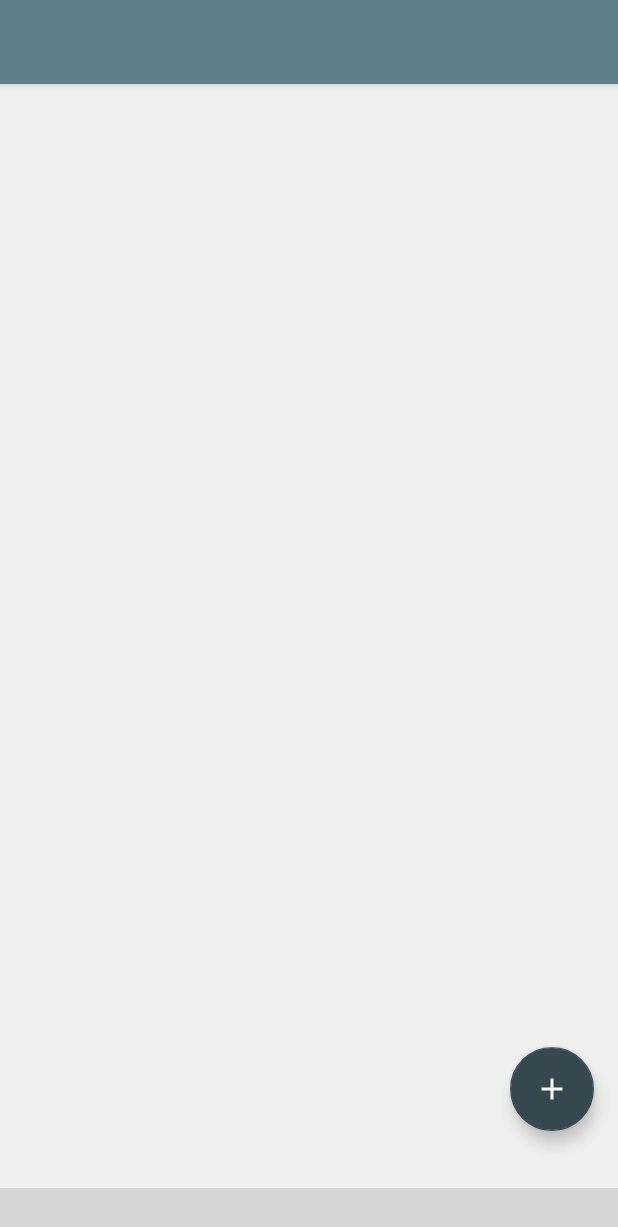
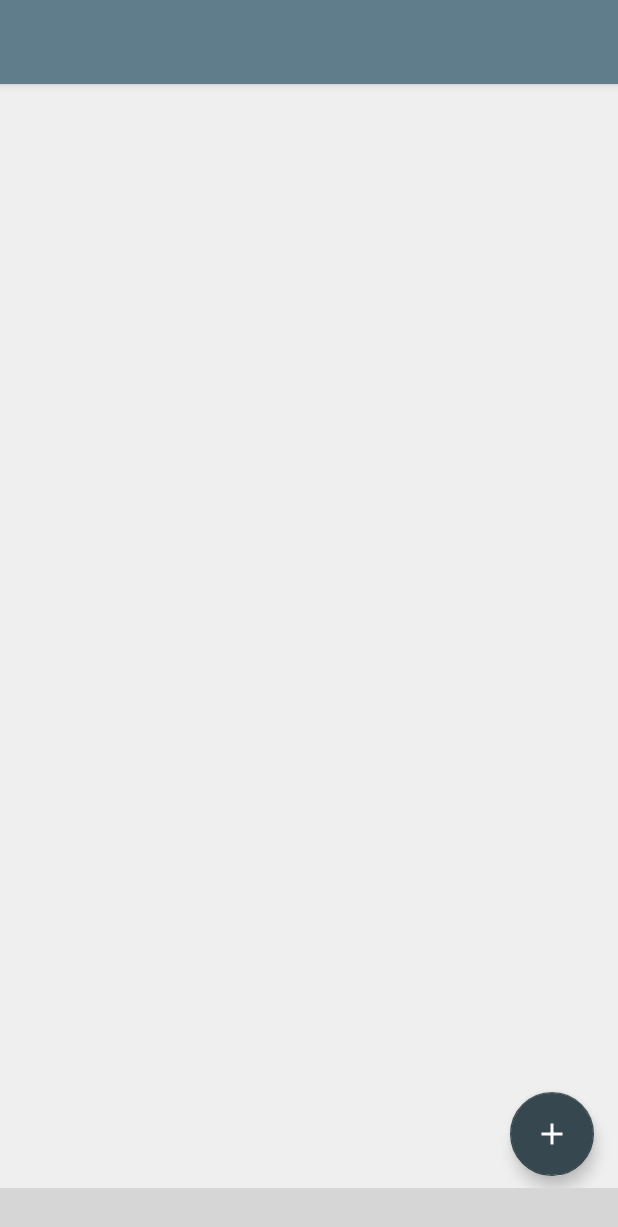
Before and after one commit to Federix93/FReadom-APP, an Android app: the layout activity_home_page.xml on its own in the app's theme, with its tools: preview values and no code run, on a phone screen of 412 x 824 dp. Shown: the top 1227 px of the screen. Run offline under Robolectric (Android 15) with nearby library versions, the light colour scheme and no system bars; plain views replace AHBottomNavigation; grey boxes are pictures that could not be loaded.

Commit message:
Pin bottom navigation bar to the bottom of the screen and fix other layouts accordingly

```diff
--- a/app/src/main/java/com/example/android/lab1/HomePage.java
+++ b/app/src/main/java/com/example/android/lab1/HomePage.java
@@ -57,8 +57,6 @@ public class HomePage extends AppCompatActivity {
                 Toast.makeText(HomePage.this, "Function not implemented", Toast.LENGTH_SHORT).show();
             }
         });
-
-        mBottomNavigation.manageFloatingActionButtonBehavior(mFAB);
 
         final FragmentManager fragmentManager = getSupportFragmentManager();
 
--- a/app/src/main/res/layout-land/fragment_profile.xml
+++ b/app/src/main/res/layout-land/fragment_profile.xml
@@ -179,13 +179,6 @@
                                 android:hint="@string/address_text" />
                         </android.support.design.widget.TextInputLayout>
                     </LinearLayout>
-
-                    <LinearLayout
-                        android:layout_width="match_parent"
-                        android:layout_height="50dp"
-                        android:layout_marginTop="@dimen/margin_profile_fields"
-                        android:orientation="horizontal">
-                    </LinearLayout>
                 </LinearLayout>
             </LinearLayout>
         </ScrollView>
--- a/app/src/main/res/layout/activity_home_page.xml
+++ b/app/src/main/res/layout/activity_home_page.xml
@@ -1,4 +1,4 @@
-<android.support.design.widget.CoordinatorLayout
+<android.support.constraint.ConstraintLayout
     xmlns:android="http://schemas.android.com/apk/res/android"
     xmlns:app="http://schemas.android.com/apk/res-auto"
     xmlns:tools="http://schemas.android.com/tools"
@@ -8,33 +8,43 @@
     tools:context=".HomePage">
 
     <android.support.design.widget.AppBarLayout
+        android:id="@+id/appBarLayout3"
         android:layout_width="match_parent"
         android:layout_height="wrap_content">
 
-        <include layout="@layout/toolbar" android:id="@+id/toolbar_main_activity"/>
+        <include
+            android:id="@+id/toolbar_main_activity"
+            layout="@layout/toolbar" />
 
     </android.support.design.widget.AppBarLayout>
 
     <FrameLayout
         android:id="@+id/fragment_frame"
         android:layout_width="match_parent"
-        android:layout_height="match_parent"
-        app:layout_behavior="@string/appbar_scrolling_view_behavior"
-        tools:background="#EFEFEF"/>
+        android:layout_height="0dp"
+        app:layout_constraintBottom_toTopOf="@+id/bottom_navigation"
+        app:layout_constraintEnd_toEndOf="parent"
+        app:layout_constraintStart_toStartOf="parent"
+        app:layout_constraintTop_toBottomOf="@+id/appBarLayout3"
+        tools:background="#EFEFEF" />
 
     <android.support.design.widget.FloatingActionButton
         android:id="@+id/fab_add_book"
         android:layout_width="wrap_content"
         android:layout_height="wrap_content"
         android:layout_gravity="end|bottom"
-        app:srcCompat="@drawable/ic_add_white_24dp"
+        android:layout_marginBottom="8dp"
         android:layout_marginEnd="16dp"
-        android:layout_marginBottom="70dp"/>
+        app:layout_constraintBottom_toTopOf="@+id/bottom_navigation"
+        app:layout_constraintEnd_toEndOf="parent"
+        app:srcCompat="@drawable/ic_add_white_24dp" />
 
     <com.aurelhubert.ahbottomnavigation.AHBottomNavigation
         android:id="@+id/bottom_navigation"
         android:layout_width="match_parent"
         android:layout_height="wrap_content"
-        android:layout_gravity="bottom"/>
+        app:layout_constraintBottom_toBottomOf="parent"
+        app:layout_constraintEnd_toEndOf="parent"
+        app:layout_constraintStart_toStartOf="parent" />
 
-</android.support.design.widget.CoordinatorLayout>
+</android.support.constraint.ConstraintLayout>
```
